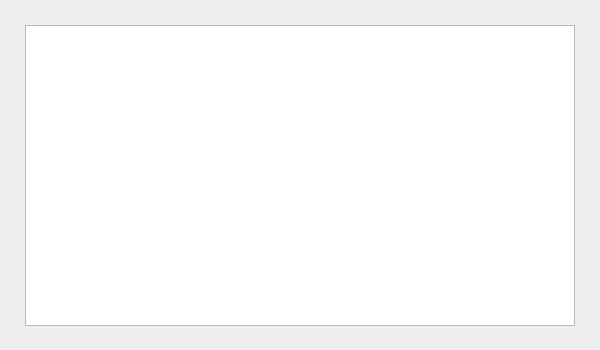
Above: Qt/InstaDam/app/projectlist.ui from Vedhus/InstaDam before the change. Below: the same form after it.
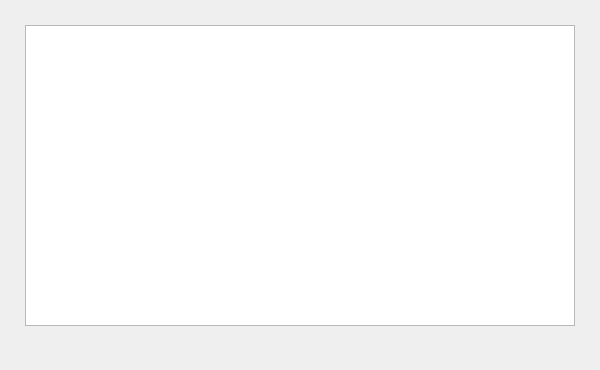
That is the form after the change.

```diff
--- a/Qt/InstaDam/app/projectlist.ui
+++ b/Qt/InstaDam/app/projectlist.ui
@@ -7,7 +7,7 @@
     <x>0</x>
     <y>0</y>
     <width>600</width>
-    <height>350</height>
+    <height>370</height>
    </rect>
   </property>
   <property name="windowTitle">
```
